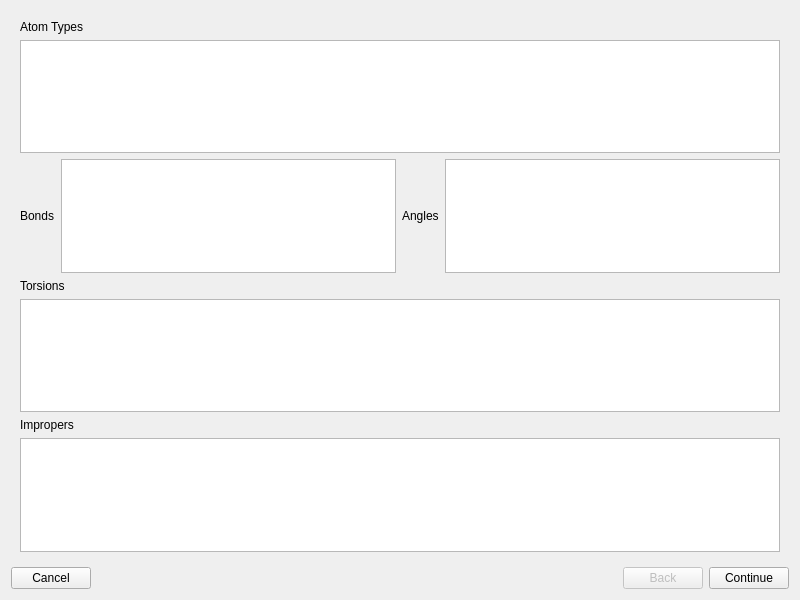
Old version of the form src/gui/importforcefieldwizard.ui in the repository disorderedmaterials/dissolve.
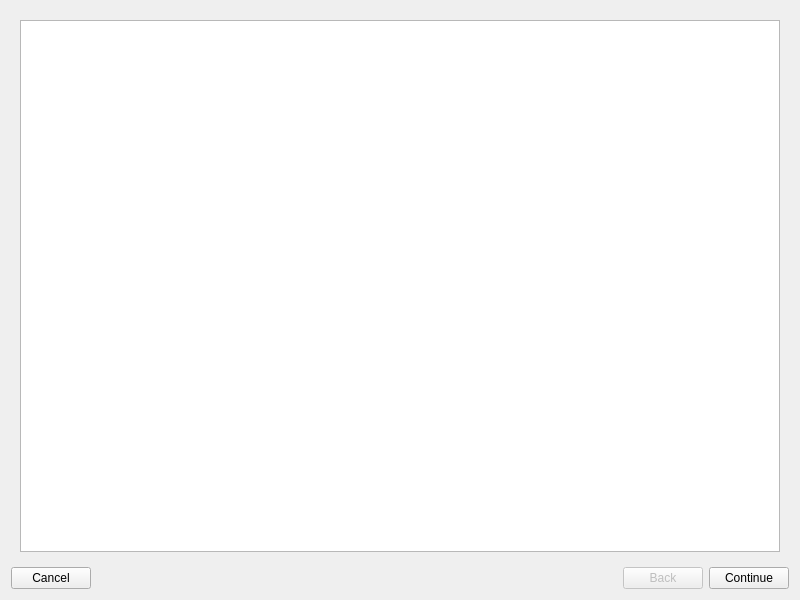
New version of the form. The open tabs and pages were chosen to show the change. Icons and pictures are not drawn.

Commit message: At least display a tree in the GUI

```diff
--- a/src/gui/importforcefieldwizard.ui
+++ b/src/gui/importforcefieldwizard.ui
@@ -59,59 +59,8 @@
        <widget class="QWidget" name="page_2">
         <layout class="QVBoxLayout" name="verticalLayout_4">
          <item>
-          <widget class="QLabel" name="label_2">
-           <property name="text">
-            <string>Atom Types</string>
-           </property>
-          </widget>
-         </item>
-         <item>
-          <widget class="QTableView" name="atomTable"/>
-         </item>
-         <item>
-          <layout class="QHBoxLayout" name="horizontalLayout_temp">
-	    <item>
-	  <widget class="QLabel" name="label_3">
-           <property name="text">
-            <string>Bonds</string>
-           </property>
-          </widget>
-         </item>
-         <item>
-          <widget class="QTableView" name="bondTable"/>
-         </item>
-         <item>
-          <widget class="QLabel" name="label_angle_table">
-           <property name="text">
-            <string>Angles</string>
-           </property>
-          </widget>
-         </item>
-         <item>
-          <widget class="QTableView" name="angleTable"/>
-         </item>
-	  </layout>
+	  <widget class="QTreeView" name="xmlTree"/>
 	 </item>
-         <item>
-          <widget class="QLabel" name="label_torsion_table">
-           <property name="text">
-            <string>Torsions</string>
-           </property>
-          </widget>
-         </item>
-         <item>
-          <widget class="QTableView" name="torsionTable"/>
-         </item>
-         <item>
-          <widget class="QLabel" name="label_improper_table">
-           <property name="text">
-            <string>Impropers</string>
-           </property>
-          </widget>
-         </item>
-         <item>
-          <widget class="QTableView" name="improperTable"/>
-         </item>
         </layout>
        </widget>
       </widget>
```
The commit also changes 5 other files.
